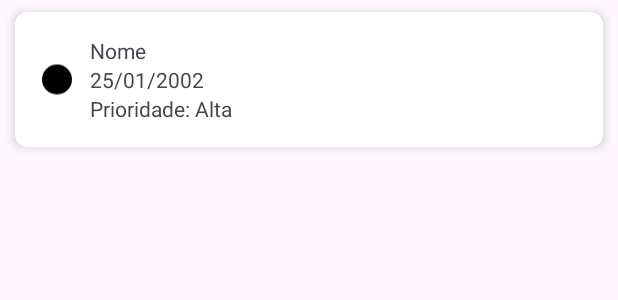
After one commit to Anderson-A2ilva/To-Do, an Android app: the layout ui_card_home_atividades.xml on its own in the app's theme, with its tools: preview values and no code run, on a phone screen of 412 x 824 dp. The commit adds this screen. Shown: the top 300 px of the screen. Run offline under Robolectric (Android 15) with nearby library versions, the phone set to English and light mode, and no system bars.

Commit message:
feat: telas e navegação
criação das telas e comunicação da navegação entre elas

```diff
--- a/app/src/main/AndroidManifest.xml
+++ b/app/src/main/AndroidManifest.xml
@@ -13,7 +13,10 @@
         android:theme="@style/Theme.Todo"
         tools:targetApi="31">
         <activity
-            android:name=".MainActivity"
+            android:name=".ui.Formulario"
+            android:exported="false" />
+        <activity
+            android:name=".ui.MainActivity"
             android:exported="true">
             <intent-filter>
                 <action android:name="android.intent.action.MAIN" />
--- /dev/null
+++ b/app/src/main/java/com/example/to_do/data/dataBase/Database.kt
@@ -0,0 +1,4 @@
+package com.example.to_do.data.dataBase
+
+class Database {
+}
--- /dev/null
+++ b/app/src/main/res/drawable/icon_ac_add.xml
@@ -0,0 +1,5 @@
+<vector xmlns:android="http://schemas.android.com/apk/res/android" android:height="24dp" android:tint="#000000" android:viewportHeight="24" android:viewportWidth="24" android:width="24dp">
+
+    <path android:fillColor="@android:color/white" android:pathData="M19,13h-6v6h-2v-6H5v-2h6V5h2v6h6v2z"/>
+
+</vector>
--- /dev/null
+++ b/app/src/main/res/drawable/icon_prioridade.xml
@@ -0,0 +1,5 @@
+<vector xmlns:android="http://schemas.android.com/apk/res/android" android:height="24dp" android:tint="#000000" android:viewportHeight="24" android:viewportWidth="24" android:width="24dp">
+
+    <path android:fillColor="@android:color/white" android:pathData="M12,12m-10,0a10,10 0,1 1,20 0a10,10 0,1 1,-20 0"/>
+
+</vector>
--- /dev/null
+++ b/app/src/main/res/layout/ui_card_home_atividades.xml
@@ -0,0 +1,61 @@
+<?xml version="1.0" encoding="utf-8"?>
+<androidx.cardview.widget.CardView xmlns:android="http://schemas.android.com/apk/res/android"
+    xmlns:app="http://schemas.android.com/apk/res-auto"
+    xmlns:tools="http://schemas.android.com/tools"
+    android:layout_width="match_parent"
+    android:layout_height="wrap_content"
+    android:layout_marginStart="10dp"
+    android:layout_marginTop="8dp"
+    android:layout_marginEnd="10dp"
+    android:checkable="true"
+    android:clickable="true"
+    android:focusable="true"
+    app:cardCornerRadius="8dp"
+    app:cardElevation="4dp">
+
+    <androidx.constraintlayout.widget.ConstraintLayout
+        android:id="@+id/card"
+        android:layout_width="match_parent"
+        android:layout_height="match_parent"
+        android:padding="16dp">
+
+        <ImageView
+            android:id="@+id/ui_card_icon_prioridade"
+            android:layout_width="wrap_content"
+            android:layout_height="0dp"
+            android:src="@drawable/icon_prioridade"
+            app:layout_constraintBottom_toBottomOf="@id/card"
+            app:layout_constraintStart_toStartOf="@id/card"
+            app:layout_constraintTop_toTopOf="@id/card" />
+
+        <TextView
+            android:id="@+id/ui_card_atividade_home_nome"
+            android:layout_width="0dp"
+            android:layout_height="wrap_content"
+            android:layout_marginStart="10dp"
+            app:layout_constraintEnd_toEndOf="parent"
+            app:layout_constraintStart_toEndOf="@id/ui_card_icon_prioridade"
+            app:layout_constraintTop_toTopOf="parent"
+            tools:text="Nome" />
+
+        <TextView
+            android:id="@+id/ui_card_atividade_home_data"
+            android:layout_width="0dp"
+            android:layout_height="wrap_content"
+            android:layout_marginStart="10dp"
+            app:layout_constraintEnd_toEndOf="parent"
+            app:layout_constraintStart_toEndOf="@id/ui_card_icon_prioridade"
+            app:layout_constraintTop_toBottomOf="@id/ui_card_atividade_home_nome"
+            tools:text="25/01/2002" />
+
+        <TextView
+            android:id="@+id/ui_card_atividade_home_prioridade"
+            android:layout_width="0dp"
+            android:layout_height="wrap_content"
+            android:layout_marginStart="10dp"
+            app:layout_constraintEnd_toEndOf="parent"
+            app:layout_constraintStart_toEndOf="@id/ui_card_icon_prioridade"
+            app:layout_constraintTop_toBottomOf="@id/ui_card_atividade_home_data"
+            tools:text="Prioridade: Alta" />
+    </androidx.constraintlayout.widget.ConstraintLayout>
+</androidx.cardview.widget.CardView>
```
Also changed, not shown: app/build.gradle.kts (+10 -0 lines), app/src/main/java/com/example/to_do/adapter/AdapterRecyclerView.kt (added, +28 -0 lines), app/src/main/java/com/example/to_do/data/model/Atividade.kt (added, +8 -0 lines), app/src/main/java/com/example/to_do/ui/Formulario.kt (renamed from app/src/main/java/com/example/to_do/MainActivity.kt, +4 -3 lines), app/src/main/java/com/example/to_do/ui/MainActivity.kt (added, +32 -0 lines), app/src/main/res/layout/activity_formulario.xml (added, +10 -0 lines), app/src/main/res/layout/activity_main.xml (+21 -5 lines).
